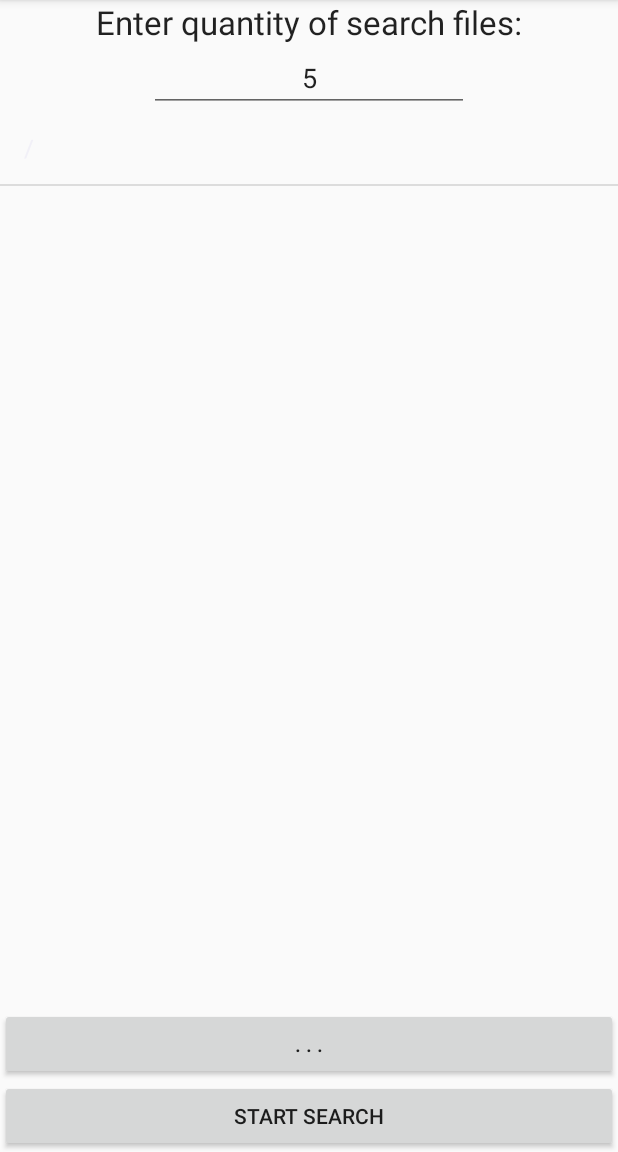
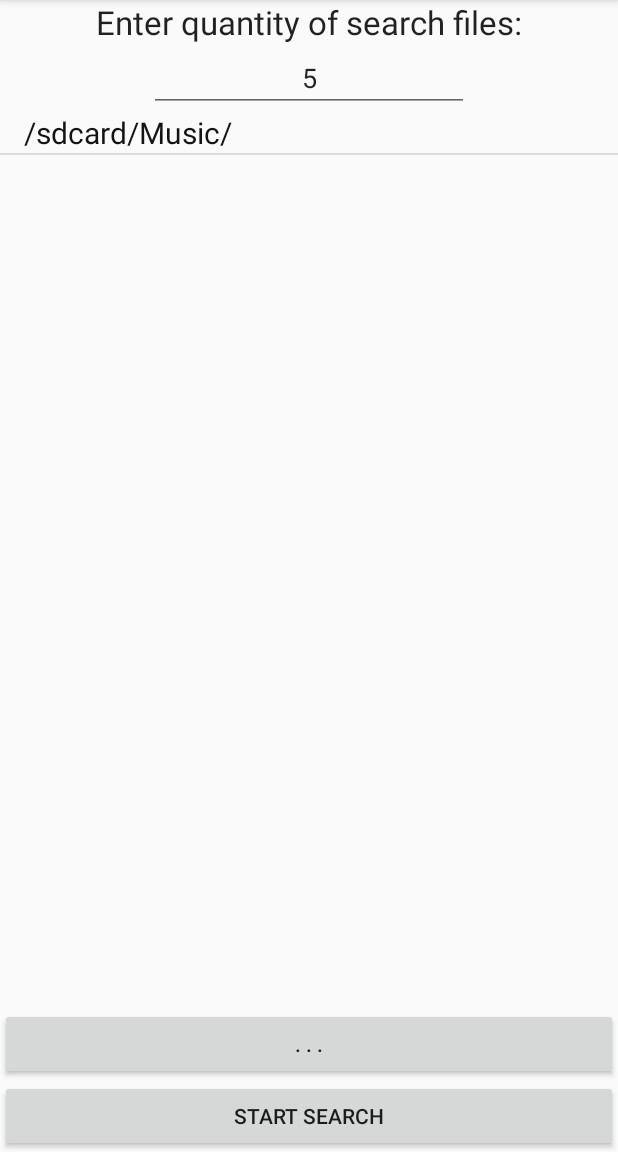
Before and after one commit to shpp-mbondarenko/FileFinder, an Android app: the screen it shows after launch (MainActivity), on a phone screen of 412 x 824 dp, the part 84-1236 px from its top. Run offline under Robolectric (Android 15) with nearby library versions, the phone set to English and light mode, and no system bars.

```diff
--- a/filefinder2/src/main/AndroidManifest.xml
+++ b/filefinder2/src/main/AndroidManifest.xml
@@ -1,6 +1,7 @@
 <?xml version="1.0" encoding="utf-8"?>
 <manifest xmlns:android="http://schemas.android.com/apk/res/android"
     package="com.example.filefinder">
+    <uses-permission android:name="android.permission.READ_EXTERNAL_STORAGE" />
 
     <application
         android:icon="@mipmap/ic_launcher"
@@ -11,7 +12,6 @@
         <activity android:name=".MainActivity">
             <intent-filter>
                 <action android:name="android.intent.action.MAIN" />
-
                 <category android:name="android.intent.category.LAUNCHER" />
             </intent-filter>
         </activity>
--- a/filefinder2/src/main/java/com/example/filefinder/MainActivity.java
+++ b/filefinder2/src/main/java/com/example/filefinder/MainActivity.java
@@ -13,7 +13,9 @@ import android.widget.ListView;
 import java.util.ArrayList;
 
 public class MainActivity extends AppCompatActivity  implements View.OnClickListener, ExplorerDialogFragment.sendSearchFolders{
-    private static final String ARRAY = "array";
+    private final String QUANTITY_OF_FILES = "quantity";
+    private final String ARRAY = "array";
+    private final String ROOT = "/sdcard/Music/";
     final String LOG_TAG = "myLogs";
     private ListView listView;
     private ArrayList<String> folders;
@@ -30,10 +32,10 @@ public class MainActivity extends AppCompatActivity  implements View.OnClickList
         Log.d(LOG_TAG,"OnCreate");
         folders = new ArrayList<String>();
         searchFolders = new ArrayList<String>();
-        folders.add("/");
+        folders.add(ROOT);
         listView = (ListView) findViewById(R.id.lv_search_folders);
         ArrayAdapter<String> adapter = new ArrayAdapter<String>(getApplicationContext(),
-                android.R.layout.simple_list_item_1, android.R.id.text1, folders);
+                R.layout.row_layout, R.id.tv_list_item, folders);
         listView.setAdapter(adapter);
 
         btnSearch = (Button) findViewById(R.id.btn_start_search);
@@ -52,9 +54,16 @@ public class MainActivity extends AppCompatActivity  implements View.OnClickList
                 dialogFragment.show(getFragmentManager(), "exp");
                 break;
             case R.id.btn_start_search:
+                int num = 1;
+                try {
+                    num = Integer.parseInt(etFilesQuantity.getText().toString());
+                } catch(NumberFormatException nfe) {
+                    Log.d(LOG_TAG, "Could not parse" + nfe);
+                }
                 Bundle bundle = new Bundle();
                 bundle.putSerializable(ARRAY, folders);
                 Intent i = new Intent(getApplicationContext(), SearchService.class);
+                i.putExtra(QUANTITY_OF_FILES, num);
                 i.putExtra(ARRAY, bundle);
                 startService(i);
                 break;
@@ -70,14 +79,11 @@ public class MainActivity extends AppCompatActivity  implements View.OnClickList
         if (folders.size() != 0) {
             folders = searchFolders;
         }
-//        else {
-//            folders.add("/");
-//        }
         for (int i =0; i < folders.size(); i++){
             Log.d(LOG_TAG,"folders - " + folders.get(i));
         }
         ArrayAdapter<String> adapter = new ArrayAdapter<String>(getApplicationContext(),
-                android.R.layout.simple_list_item_1, android.R.id.text1, folders);
+                R.layout.row_layout, R.id.tv_list_item, folders);
         listView.setAdapter(adapter);
     }
 }
--- /dev/null
+++ b/filefinder2/src/main/res/layout/row_layout.xml
@@ -0,0 +1,14 @@
+<?xml version="1.0" encoding="utf-8"?>
+<LinearLayout xmlns:android="http://schemas.android.com/apk/res/android"
+    android:orientation="vertical" android:layout_width="match_parent"
+    android:layout_height="match_parent">
+    <TextView
+        android:id="@+id/tv_list_item"
+        android:layout_width="wrap_content"
+        android:layout_height="wrap_content"
+        android:text="@+id/tv_list_item"
+        android:textColor="@color/text_color"
+        android:layout_marginLeft="@dimen/activity_horizontal_margin"
+        android:textSize="20sp" >
+    </TextView>
+</LinearLayout>
--- a/filefinder2/src/main/res/values/colors.xml
+++ b/filefinder2/src/main/res/values/colors.xml
@@ -3,4 +3,5 @@
     <color name="colorPrimary">#3F51B5</color>
     <color name="colorPrimaryDark">#303F9F</color>
     <color name="colorAccent">#FF4081</color>
+    <color name="text_color">#131313</color>
 </resources>
```
Also changed, not shown: filefinder2/src/main/java/com/example/filefinder/ExplorerDialogFragment.java (+5 -2 lines), filefinder2/src/main/java/com/example/filefinder/SearchService.java (+99 -15 lines).
